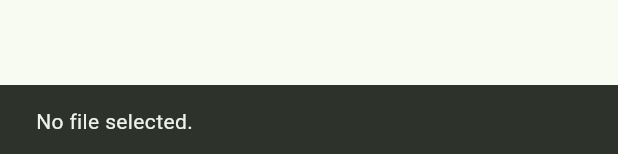
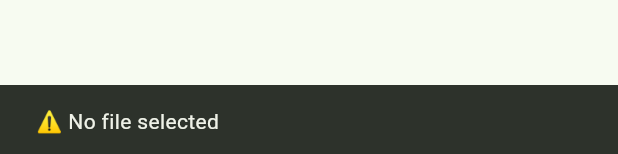
Before and after one commit to Smeetsv10/FluviusCalculations, a Flutter app: the GridDataParameterScreen widget shown alone on an empty page, opened directly, after a tap on "Load CSV File", on a phone screen of 412 x 824 dp. Shown: the part 1079-1233 px from the top of the screen. Run offline on Flutter 3.47's test engine with Material 3 defaults, Android fonts, the phone set to English and light mode, and no system bars; our stand-ins replace file_picker, google_fonts; Roboto replaces fonts that are missing (Anta).

```diff
--- a/fluvius_calculations_flutter/lib/classes/myGridData.dart
+++ b/fluvius_calculations_flutter/lib/classes/myGridData.dart
@@ -15,6 +15,8 @@ class GridData extends ChangeNotifier {
   PlatformFile? selectedFile; // Store the selected file
   Uint8List? csvFileBytes; // Store CSV file bytes
 
+  bool isLoading = false;
+
   GridData() {
     start_date = DateFormat(
       'dd-MM-yyyy',
@@ -27,10 +29,14 @@ class GridData extends ChangeNotifier {
     return DateFormat("dd-MM-yyyy").parse(dateStr);
   }
 
-  String get csvDataBase64 => base64Encode(csvFileBytes!);
+  String get csvDataBase64 =>
+      csvFileBytes != null ? base64Encode(csvFileBytes!) : '';
 
   Future<bool> pickFiles() async {
     try {
+      isLoading = true;
+      notifyListeners();
+
       FilePickerResult? result = await FilePicker.platform.pickFiles(
         type: FileType.custom,
         allowedExtensions: ['csv'],
@@ -60,13 +66,20 @@ class GridData extends ChangeNotifier {
           }
         }
 
+        isLoading = false;
+        notifyListeners();
+
         return true;
       } else {
         print('🔍 No file selected');
+        isLoading = false;
+        notifyListeners();
         return false;
       }
     } catch (e) {
       print('❌ Error picking file: $e');
+      isLoading = false;
+      notifyListeners();
       // Propagate the error
       throw Exception('Failed to select file: $e');
     }
--- a/fluvius_calculations_flutter/lib/screens/gridDataParametersScreen.dart
+++ b/fluvius_calculations_flutter/lib/screens/gridDataParametersScreen.dart
@@ -1,5 +1,6 @@
 import 'package:flutter/material.dart';
 import 'package:fluvius_calculations_flutter/classes/myGridData.dart';
+import 'package:fluvius_calculations_flutter/classes/myHouse.dart';
 import 'package:provider/provider.dart';
 
 class GridDataParameterScreen extends StatefulWidget {
@@ -140,8 +141,8 @@ class _GridDataParameterScreenState extends State<GridDataParameterScreen> {
 
   @override
   Widget build(BuildContext context) {
-    final gridData = Provider.of<GridData>(context, listen: false);
-
+    return Consumer<GridData>(
+      builder: (context, gridData, child) {
         return ExpansionTile(
           title: const Text(
             "Grid Data Parameters",
@@ -234,32 +235,43 @@ class _GridDataParameterScreenState extends State<GridDataParameterScreen> {
                         flex: 1,
                         child: ElevatedButton(
                           style: ElevatedButton.styleFrom(
-                        backgroundColor: Theme.of(context).colorScheme.primary,
+                            backgroundColor: Theme.of(
+                              context,
+                            ).colorScheme.primary,
                             minimumSize: const Size.fromHeight(50),
                             overlayColor: Colors.white,
                           ),
                           onPressed: () async {
+                            if (gridData.isLoading) {
+                              return;
+                            } else {
                               try {
                                 final success = await gridData.pickFiles();
-
-                          if (!mounted) return;
-
-                          if (!success) {
+                                if (success) {
                                   ScaffoldMessenger.of(context).showSnackBar(
                                     const SnackBar(
-                                content: Text('No file selected.'),
+                                      content: Text(
+                                        '✅ File loaded successfully',
+                                      ),
+                                      duration: Duration(seconds: 2),
+                                    ),
+                                  );
+                                } else {
+                                  ScaffoldMessenger.of(context).showSnackBar(
+                                    const SnackBar(
+                                      content: Text('⚠️ No file selected'),
+                                      duration: Duration(seconds: 2),
                                     ),
                                   );
                                 }
-                          setState(() {
-                            // Refresh UI to show selected file path
-                          });
                               } catch (e) {
-                          if (!mounted) return;
-
                                 ScaffoldMessenger.of(context).showSnackBar(
-                            SnackBar(content: Text('Error selecting file: $e')),
+                                  SnackBar(
+                                    content: Text('❌ Error: $e'),
+                                    duration: const Duration(seconds: 4),
+                                  ),
                                 );
+                              }
                             }
                           },
                           child: const Text(
@@ -275,5 +287,7 @@ class _GridDataParameterScreenState extends State<GridDataParameterScreen> {
             ),
           ],
         );
+      },
+    );
   }
 }
```
Also changed, not shown: fluvius_calculations_flutter/lib/screens/homescreen.dart (+19 -15 lines). Lines whose indentation alone changed are shown as unchanged.
